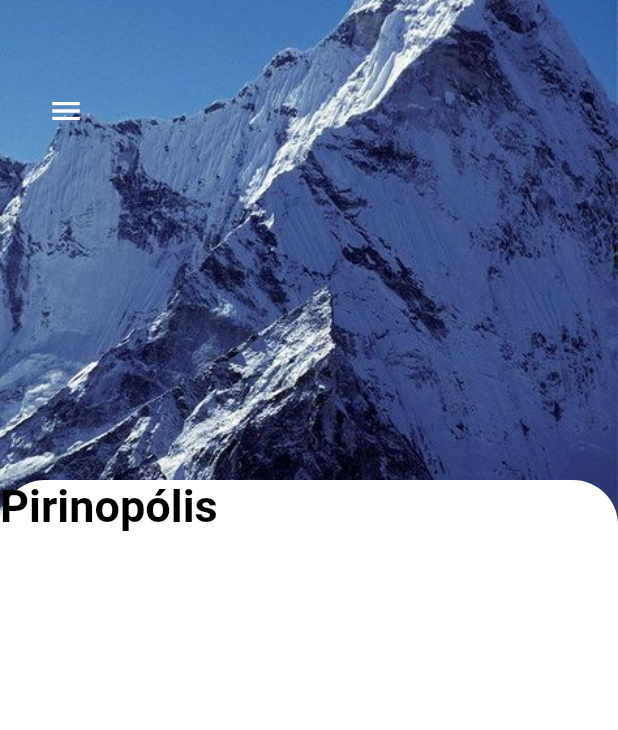
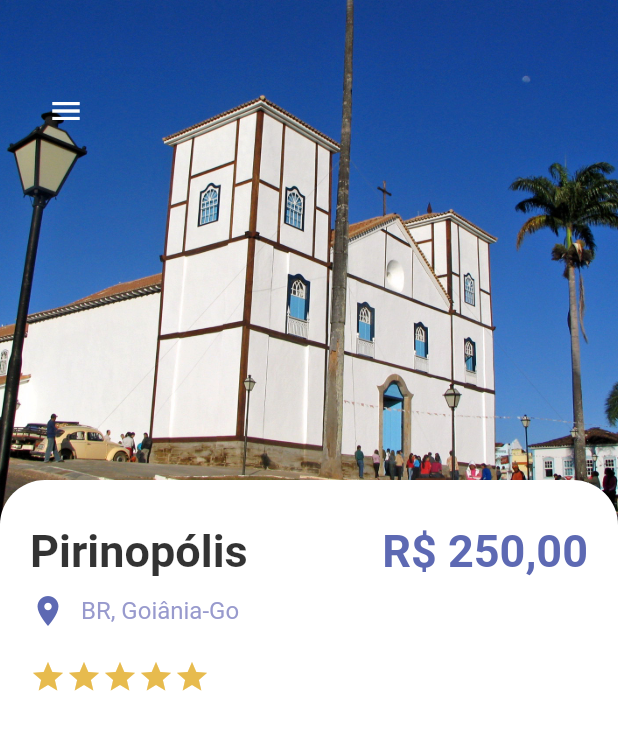
Before and after one commit to emilson-silva/flutter_cubit, a Flutter app: the screen it shows after launch, on a phone screen of 412 x 824 dp. Shown: the top 730 px of the screen. Run offline on Flutter 3.47's test engine with Material 2 defaults, Android fonts, the light colour scheme and no system bars.

Commit message:
detail pages Ajustes

```diff
--- a/lib/pages/detail_page.dart
+++ b/lib/pages/detail_page.dart
@@ -1,5 +1,7 @@
 import 'package:flutter/material.dart';
+import 'package:flutter_cubit/constants/colors.dart';
 import 'package:flutter_cubit/widgets/app_large_text.dart';
+import 'package:flutter_cubit/widgets/app_text.dart';
 
 class DetailPage extends StatefulWidget {
   const DetailPage({Key? key}) : super(key: key);
@@ -25,7 +27,7 @@ class _DetailPageState extends State<DetailPage> {
                 height: 350,
                 decoration: const BoxDecoration(
                   image: DecorationImage(
-                    image: AssetImage("img/mountain.jpeg"),
+                    image: AssetImage("img/piri.jpg"),
                     fit: BoxFit.cover,
                   ),
                 ),
@@ -47,6 +49,7 @@ class _DetailPageState extends State<DetailPage> {
             Positioned(
               top: 320,
               child: Container(
+                padding: const EdgeInsets.only(left: 20, right: 20, top: 30),
                 width: MediaQuery.of(context).size.width,
                 height: 500,
                 decoration: const BoxDecoration(
@@ -57,12 +60,40 @@ class _DetailPageState extends State<DetailPage> {
                   ),
                 ),
                 child: Column(
+                  crossAxisAlignment: CrossAxisAlignment.start,
                   children: [
                     Row(
+                      mainAxisAlignment: MainAxisAlignment.spaceBetween,
                       children: [
-                        AppLargeText(text: "Pirinopólis"),
+                        AppLargeText(
+                          text: "Pirinopólis",
+                          color: Colors.black.withOpacity(0.8),
+                        ),
+                        AppLargeText(
+                            text: "R\$ 250,00", color: AppColors.mainColor),
                       ],
                     ),
+                    const SizedBox(height: 10),
+                    Row(
+                      children: [
+                        const Icon(
+                          Icons.location_on,
+                          color: AppColors.mainColor,
+                        ),
+                        const SizedBox(width: 10),
+                        AppText(
+                          text: "BR, Goiânia-Go",
+                          color: AppColors.textColor1,
+                        ),
+                      ],
+                    ),
+                    const SizedBox(height: 20),
+                    Wrap(
+                      children: List.generate(5, (index) {
+                        return const Icon(Icons.star, color: AppColors.starColor,);
+                      }
+                      ),
+                    )
                   ],
                 ),
               ),
```
Also changed, not shown: img/piri.jpg (added).
